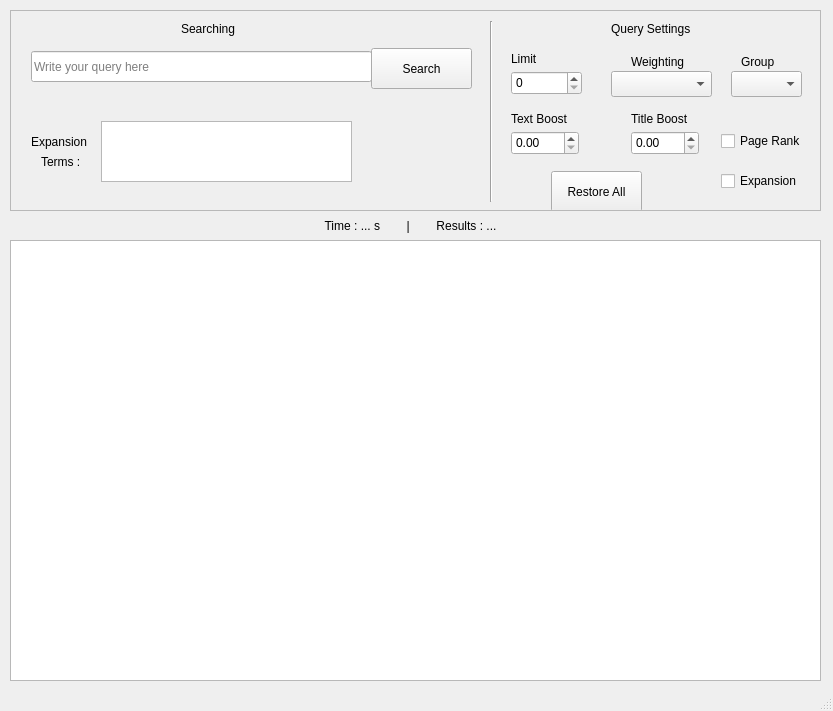
Before: the Qt Designer form GUI/mainWindow.ui in GabrieleSavoia/search-engine-wikipedia, drawn with Qt 5.
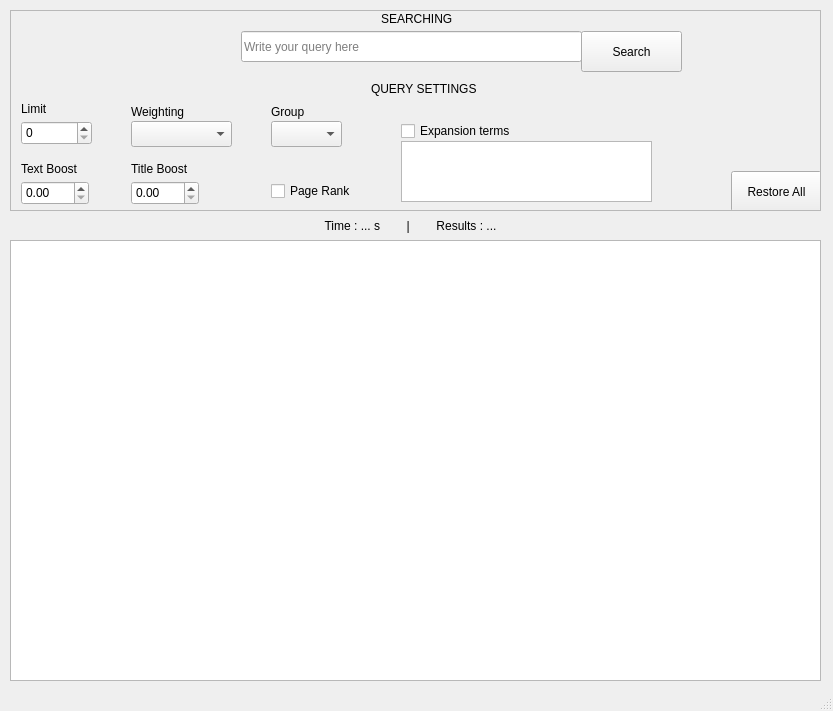
After: the same form once the commit is applied.

Patch:
```diff
--- a/GUI/mainWindow.ui
+++ b/GUI/mainWindow.ui
@@ -116,8 +116,8 @@
      <widget class="QLineEdit" name="search_query">
       <property name="geometry">
        <rect>
-        <x>20</x>
-        <y>40</y>
+        <x>230</x>
+        <y>20</y>
         <width>341</width>
         <height>31</height>
        </rect>
@@ -153,8 +153,8 @@
      <widget class="QPushButton" name="search_button">
       <property name="geometry">
        <rect>
-        <x>360</x>
-        <y>37</y>
+        <x>570</x>
+        <y>20</y>
         <width>101</width>
         <height>41</height>
        </rect>
@@ -163,37 +163,24 @@
        <string>Search</string>
       </property>
      </widget>
-     <widget class="Line" name="line">
-      <property name="geometry">
-       <rect>
-        <x>470</x>
-        <y>10</y>
-        <width>20</width>
-        <height>181</height>
-       </rect>
-      </property>
-      <property name="orientation">
-       <enum>Qt::Vertical</enum>
-      </property>
-     </widget>
      <widget class="QLabel" name="label_search">
       <property name="geometry">
        <rect>
-        <x>170</x>
-        <y>10</y>
-        <width>60</width>
+        <x>370</x>
+        <y>0</y>
+        <width>81</width>
         <height>16</height>
        </rect>
       </property>
       <property name="text">
-       <string>Searching</string>
+       <string>SEARCHING</string>
       </property>
      </widget>
      <widget class="QSpinBox" name="limit_spin">
       <property name="geometry">
        <rect>
-        <x>500</x>
-        <y>60</y>
+        <x>10</x>
+        <y>110</y>
         <width>71</width>
         <height>24</height>
        </rect>
@@ -202,21 +189,21 @@
      <widget class="QLabel" name="query_setting_label">
       <property name="geometry">
        <rect>
-        <x>600</x>
-        <y>10</y>
-        <width>91</width>
+        <x>360</x>
+        <y>70</y>
+        <width>121</width>
         <height>16</height>
        </rect>
       </property>
       <property name="text">
-       <string>Query Settings</string>
+       <string>QUERY SETTINGS</string>
       </property>
      </widget>
      <widget class="QLabel" name="limit_labe">
       <property name="geometry">
        <rect>
-        <x>500</x>
-        <y>40</y>
+        <x>10</x>
+        <y>90</y>
         <width>41</width>
         <height>16</height>
        </rect>
@@ -228,8 +215,8 @@
      <widget class="QLabel" name="weighting_label">
       <property name="geometry">
        <rect>
-        <x>620</x>
-        <y>40</y>
+        <x>120</x>
+        <y>90</y>
         <width>61</width>
         <height>21</height>
        </rect>
@@ -241,8 +228,8 @@
      <widget class="QComboBox" name="weighting_combo">
       <property name="geometry">
        <rect>
-        <x>600</x>
-        <y>60</y>
+        <x>120</x>
+        <y>110</y>
         <width>101</width>
         <height>26</height>
        </rect>
@@ -251,8 +238,8 @@
      <widget class="QComboBox" name="groupCombo">
       <property name="geometry">
        <rect>
-        <x>720</x>
-        <y>60</y>
+        <x>260</x>
+        <y>110</y>
         <width>71</width>
         <height>26</height>
        </rect>
@@ -261,8 +248,8 @@
      <widget class="QLabel" name="groupLabel">
       <property name="geometry">
        <rect>
-        <x>730</x>
-        <y>40</y>
+        <x>260</x>
+        <y>90</y>
         <width>41</width>
         <height>21</height>
        </rect>
@@ -274,8 +261,8 @@
      <widget class="QLabel" name="text_boost_labe">
       <property name="geometry">
        <rect>
-        <x>500</x>
-        <y>100</y>
+        <x>10</x>
+        <y>150</y>
         <width>71</width>
         <height>16</height>
        </rect>
@@ -287,8 +274,8 @@
      <widget class="QLabel" name="title_boost_label">
       <property name="geometry">
        <rect>
-        <x>620</x>
-        <y>100</y>
+        <x>120</x>
+        <y>150</y>
         <width>71</width>
         <height>16</height>
        </rect>
@@ -300,8 +287,8 @@
      <widget class="QDoubleSpinBox" name="text_boost_spin">
       <property name="geometry">
        <rect>
-        <x>500</x>
-        <y>120</y>
+        <x>10</x>
+        <y>170</y>
         <width>68</width>
         <height>24</height>
        </rect>
@@ -313,8 +300,8 @@
      <widget class="QDoubleSpinBox" name="title_boost_spin">
       <property name="geometry">
        <rect>
-        <x>620</x>
-        <y>120</y>
+        <x>120</x>
+        <y>170</y>
         <width>68</width>
         <height>24</height>
        </rect>
@@ -326,7 +313,7 @@
      <widget class="QPushButton" name="query_setting_restore_button">
       <property name="geometry">
        <rect>
-        <x>540</x>
+        <x>720</x>
         <y>160</y>
         <width>91</width>
         <height>41</height>
@@ -336,37 +323,11 @@
        <string>Restore All</string>
       </property>
      </widget>
-     <widget class="QLabel" name="label">
-      <property name="geometry">
-       <rect>
-        <x>20</x>
-        <y>120</y>
-        <width>71</width>
-        <height>21</height>
-       </rect>
-      </property>
-      <property name="text">
-       <string>Expansion</string>
-      </property>
-     </widget>
-     <widget class="QLabel" name="label_2">
-      <property name="geometry">
-       <rect>
-        <x>30</x>
-        <y>140</y>
-        <width>51</width>
-        <height>21</height>
-       </rect>
-      </property>
-      <property name="text">
-       <string>Terms :</string>
-      </property>
-     </widget>
      <widget class="QTextBrowser" name="expandedTerms">
       <property name="geometry">
        <rect>
-        <x>90</x>
-        <y>110</y>
+        <x>390</x>
+        <y>130</y>
         <width>251</width>
         <height>61</height>
        </rect>
@@ -375,21 +336,21 @@
      <widget class="QCheckBox" name="expansion_checkBox">
       <property name="geometry">
        <rect>
-        <x>710</x>
-        <y>160</y>
-        <width>91</width>
+        <x>390</x>
+        <y>110</y>
+        <width>131</width>
         <height>20</height>
        </rect>
       </property>
       <property name="text">
-       <string>Expansion</string>
+       <string>Expansion terms</string>
       </property>
      </widget>
      <widget class="QCheckBox" name="page_rank_checkbox">
       <property name="geometry">
        <rect>
-        <x>710</x>
-        <y>120</y>
+        <x>260</x>
+        <y>170</y>
         <width>91</width>
         <height>20</height>
        </rect>
```
